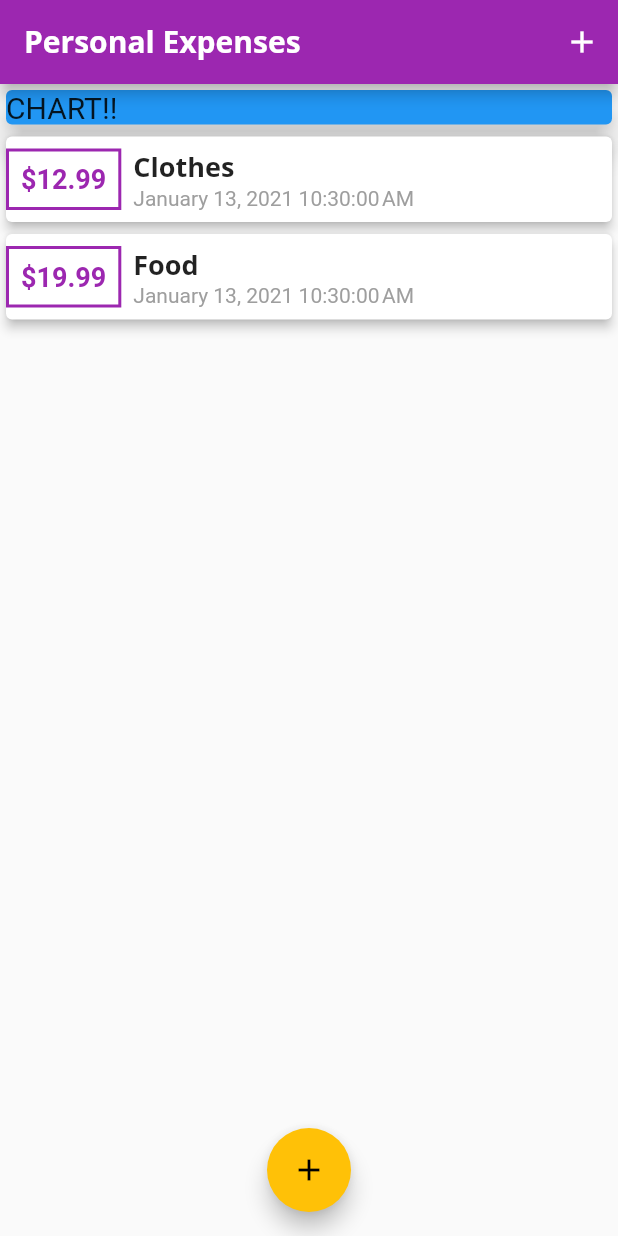
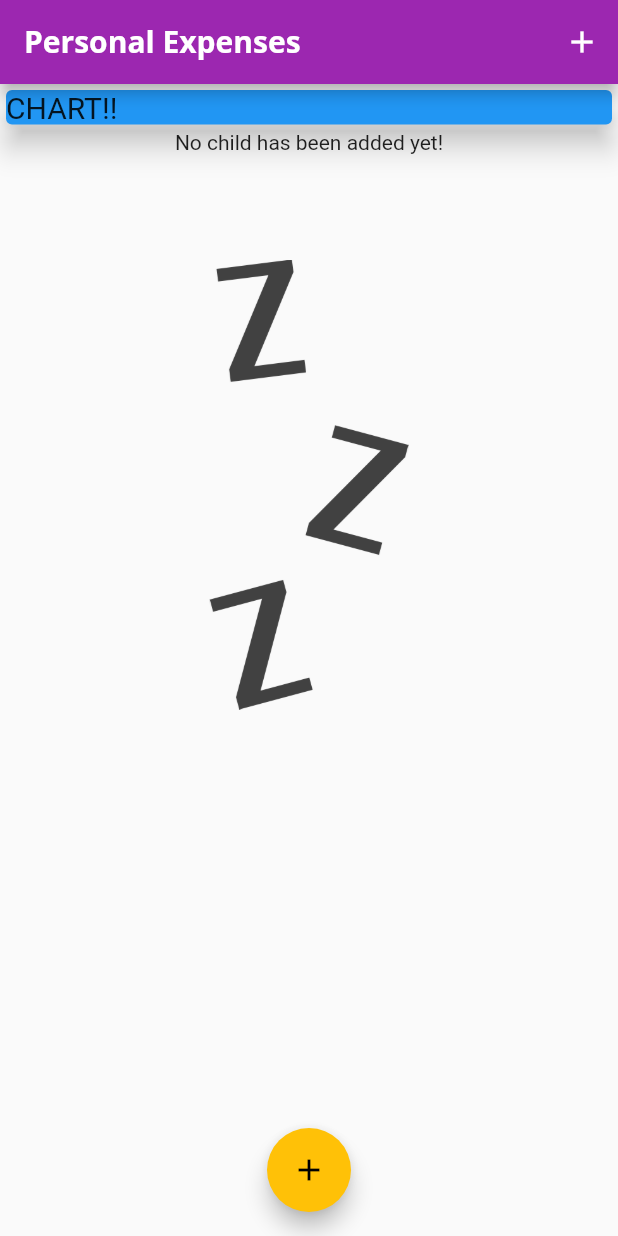
Before and after one commit to valentinesamuel/expense_tracker, a Flutter app: the screen it shows after launch, on a phone screen of 412 x 824 dp. Run offline on Flutter 3.47's test engine with Material 2 defaults, Android fonts, the phone set to English and light mode, and no system bars.

Commit message:
(FEAT):Added images for the transaction column to display when there is no transaction

```diff
--- a/lib/main.dart
+++ b/lib/main.dart
@@ -42,9 +42,9 @@ class _MyHomePageState extends State<MyHomePage> {
   final List<Transaction> transactions = [];
 
   final List<Transaction> _usersTransactions = [
-    Transaction(
-        amount: 12.99, date: DateTime.now(), id: 't1', title: 'Clothes'),
-    Transaction(amount: 19.99, date: DateTime.now(), id: 't2', title: 'Food'),
+    // Transaction(
+    //     amount: 12.99, date: DateTime.now(), id: 't1', title: 'Clothes'),
+    // Transaction(amount: 19.99, date: DateTime.now(), id: 't2', title: 'Food'),
   ];
 
   void _addNewTransaction(String txTitle, double txAmount) {
--- a/lib/widgets/transaction_list.dart
+++ b/lib/widgets/transaction_list.dart
@@ -11,7 +11,22 @@ class TransactionList extends StatelessWidget {
   Widget build(BuildContext context) {
     return Container(
         height: 400,
-      child: ListView.builder(
+        child: transactions.isEmpty
+            ? Column(
+                children: [
+                  Text('No child has been added yet!'),
+                  SizedBox(
+                    height: 70,
+                  ),
+                  Container(
+                      height: 300,
+                      child: Image.asset(
+                        'assets/images/waiting.png',
+                        fit: BoxFit.cover,
+                      ))
+                ],
+              )
+            : ListView.builder(
                 itemCount: transactions.length,
                 itemBuilder: (ctx, index) {
                   return Card(
@@ -19,7 +34,8 @@ class TransactionList extends StatelessWidget {
                       Container(
                           decoration: BoxDecoration(
                             border: Border.all(
-                        color: Theme.of(context).primaryColor, width: 2),
+                                color: Theme.of(context).primaryColor,
+                                width: 2),
                           ),
                           child: Padding(
                             padding: EdgeInsets.all(8.0),
@@ -50,7 +66,6 @@ class TransactionList extends StatelessWidget {
                 //     children: transactions.map((tx) {
                 // return
                 //     }).toList(),
-      ),
-    );
+              ));
   }
 }
--- a/pubspec.yaml
+++ b/pubspec.yaml
@@ -44,8 +44,8 @@ flutter:
   uses-material-design: true
 
   # To add assets to your application, add an assets section, like this:
-  # assets:
-  #   - images/a_dot_burr.jpeg
+  assets:
+    - assets/images/
   #   - images/a_dot_ham.jpeg
 
   # An image asset can refer to one or more resolution-specific "variants", see
```
Also changed, not shown: assets/images/waiting.png (added). Lines whose indentation alone changed are shown as unchanged.
